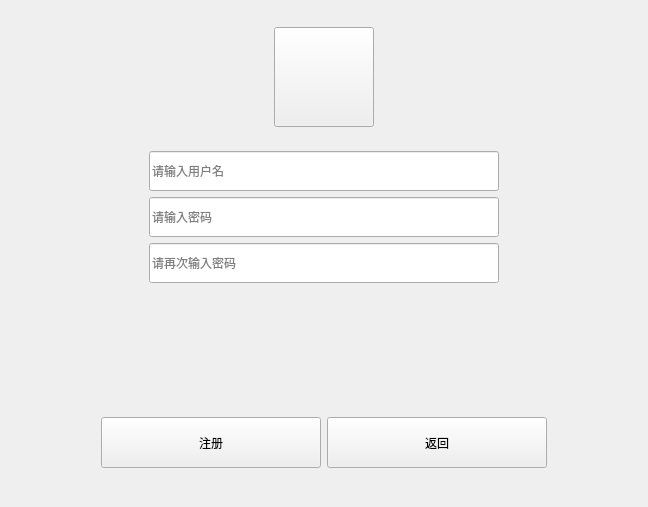
This is WidgetLogin/Body/regist/registwidget.ui in Easter112/Qtqq as Qt 5 draws it before an edit. The edited form follows.
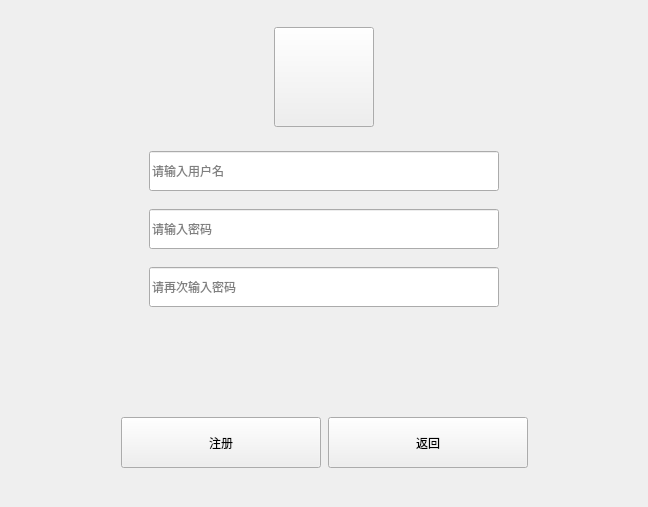
This is the edited form. Icons and pictures are not drawn.

The edit to the form file:
```diff
--- a/WidgetLogin/Body/regist/registwidget.ui
+++ b/WidgetLogin/Body/regist/registwidget.ui
@@ -140,6 +140,9 @@
       </item>
       <item>
        <layout class="QVBoxLayout" name="verticalLayout">
+        <property name="spacing">
+         <number>18</number>
+        </property>
         <item>
          <layout class="QHBoxLayout" name="horizontalLayout">
           <property name="spacing">
@@ -340,6 +343,9 @@
       </item>
       <item>
        <layout class="QHBoxLayout" name="horizontalLayout_3">
+        <property name="spacing">
+         <number>7</number>
+        </property>
         <item>
          <spacer name="horizontalSpacer_4">
           <property name="orientation">
@@ -363,13 +369,13 @@
           </property>
           <property name="minimumSize">
            <size>
-            <width>220</width>
+            <width>200</width>
             <height>51</height>
            </size>
           </property>
           <property name="maximumSize">
            <size>
-            <width>220</width>
+            <width>200</width>
             <height>51</height>
            </size>
           </property>
@@ -388,13 +394,13 @@
           </property>
           <property name="minimumSize">
            <size>
-            <width>220</width>
+            <width>200</width>
             <height>51</height>
            </size>
           </property>
           <property name="maximumSize">
            <size>
-            <width>220</width>
+            <width>200</width>
             <height>51</height>
            </size>
           </property>
```
Left out of the diff: 41 changed lines with no effect on the pictures.
